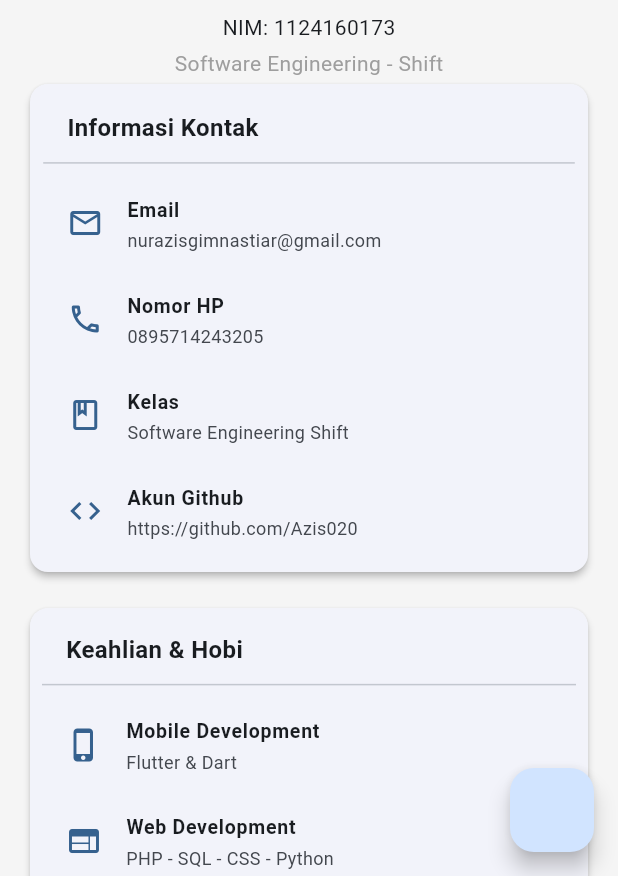
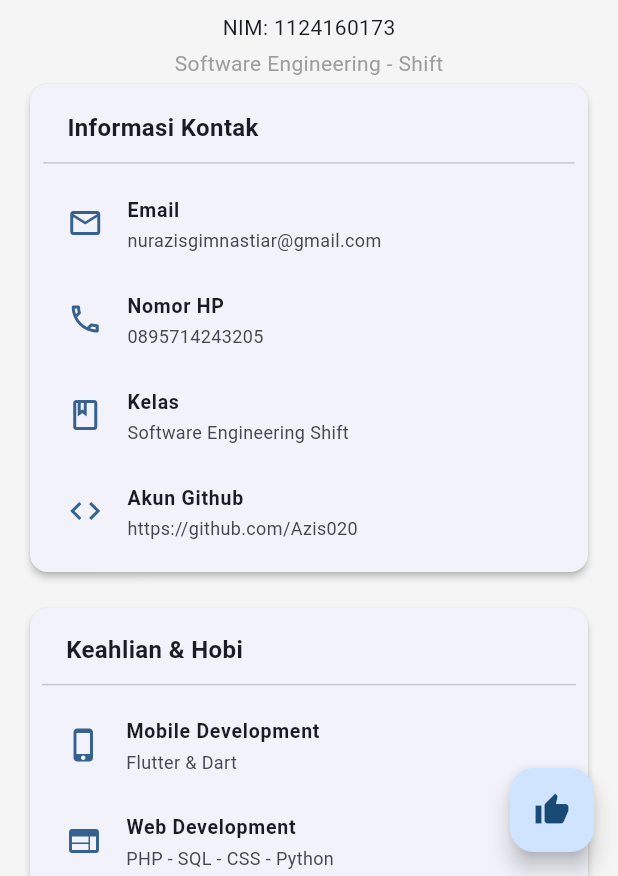
Before and after one commit to Azis020/uts-pml-1124160173, a Flutter app: the screen it shows after launch, on a phone screen of 412 x 824 dp, the part 360-1236 px from its top. Run offline on Flutter 3.47's test engine with Material 3 defaults, Android fonts, the phone set to English and light mode, and no system bars.

Commit message:
menambahkan icon thumb_up di dlm floatingActionButton

```diff
--- a/lib/main.dart
+++ b/lib/main.dart
@@ -190,6 +190,8 @@ class ProfilePages extends StatelessWidget {
               ),
               );
         },
+        child: const Icon(Icons.thumb_up),
+        tooltip: 'Beri Reaksi',
         ),
     );
   }
```
